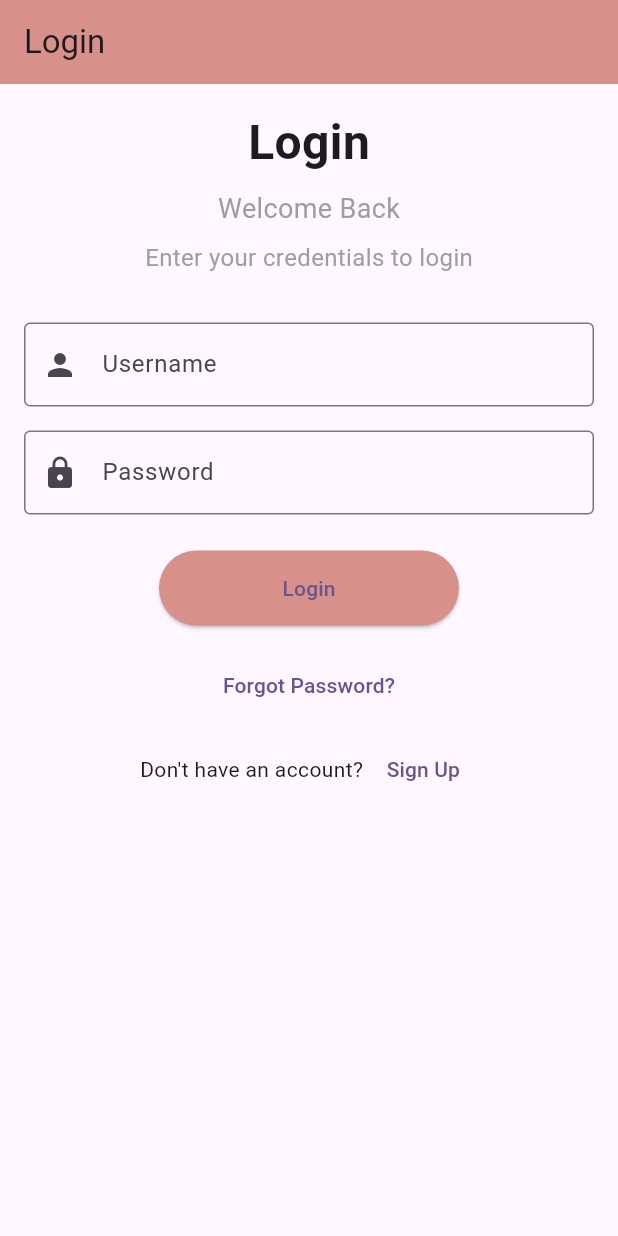
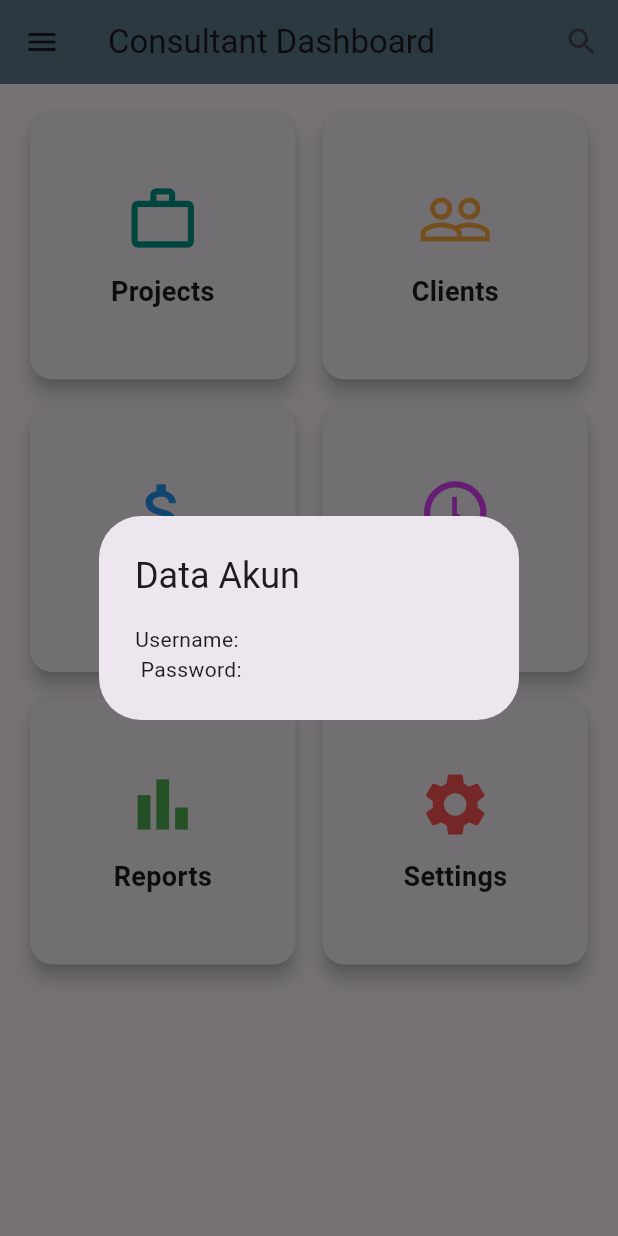
Before and after one commit to berlianardn/PEMROGRAMAN-3, a Flutter app: the screen it shows after launch, after a tap on "Login", on a phone screen of 412 x 824 dp. Run offline on Flutter 3.47's test engine with Material 3 defaults, Android fonts, the phone set to English and light mode, and no system bars.

Commit message:
menambahkan file beranda, dan merubah file login, main, sign up

```diff
--- /dev/null
+++ b/lib/beranda.dart
@@ -0,0 +1,383 @@
+import 'package:flutter/material.dart';
+
+void main() => runApp(MyApp());
+
+class MyApp extends StatelessWidget {
+  @override
+  Widget build(BuildContext context) {
+    return MaterialApp(
+      title: 'Contractor Consultant',
+      theme: ThemeData(
+        primarySwatch: Colors.blueGrey,
+      ),
+      home: HomePage(),
+    );
+  }
+}
+
+class HomePage extends StatelessWidget {
+  @override
+  Widget build(BuildContext context) {
+    return Scaffold(
+      appBar: AppBar(
+        title: Text('Consultant Dashboard'),
+        backgroundColor: Colors.blueGrey,
+        actions: <Widget>[
+          IconButton(
+            icon: Icon(Icons.search),
+            onPressed: () {
+              showSearch(context: context, delegate: CustomSearchDelegate());
+            },
+          ),
+        ],
+      ),
+      drawer: Drawer(
+        child: ListView(
+          padding: EdgeInsets.zero,
+          children: <Widget>[
+            DrawerHeader(
+              decoration: BoxDecoration(
+                color: Colors.blueGrey,
+              ),
+              child: Column(
+                mainAxisAlignment: MainAxisAlignment.center,
+                children: [
+                  CircleAvatar(
+                    radius: 40,
+                    backgroundImage: AssetImage('assets/profile.jpg'),
+                  ),
+                  SizedBox(height: 10),
+                  Text(
+                    'Berliana',
+                    style: TextStyle(color: Colors.white, fontSize: 18),
+                  ),
+                ],
+              ),
+            ),
+            ListTile(
+              leading: Icon(Icons.home),
+              title: Text('Dashboard'),
+              onTap: () {
+                Navigator.pop(context);
+                Navigator.push(context, MaterialPageRoute(builder: (context) => DashboardPage()));
+              },
+            ),
+            ListTile(
+              leading: Icon(Icons.work),
+              title: Text('Projects'),
+              onTap: () {
+                Navigator.pop(context);
+                Navigator.push(context, MaterialPageRoute(builder: (context) => ProjectsPage()));
+              },
+            ),
+            ListTile(
+              leading: Icon(Icons.person),
+              title: Text('Clients'),
+              onTap: () {
+                Navigator.pop(context);
+                Navigator.push(context, MaterialPageRoute(builder: (context) => ClientsPage()));
+              },
+            ),
+            ListTile(
+              leading: Icon(Icons.schedule),
+              title: Text('Schedule'),
+              onTap: () {
+                Navigator.pop(context);
+                Navigator.push(context, MaterialPageRoute(builder: (context) => SchedulePage()));
+              },
+            ),
+            ListTile(
+              leading: Icon(Icons.logout),
+              title: Text('Logout'),
+              onTap: () {
+                Navigator.pop(context);
+                // Tambahkan fungsi logout
+              },
+            ),
+          ],
+        ),
+      ),
+      body: Padding(
+        padding: const EdgeInsets.all(16.0),
+        child: GridView.count(
+          crossAxisCount: 2,
+          crossAxisSpacing: 10,
+          mainAxisSpacing: 10,
+          children: <Widget>[
+            _buildCard(
+              icon: Icons.work_outline,
+              title: 'Projects',
+              color: Colors.teal,
+              onTap: () {
+                Navigator.push(context, MaterialPageRoute(builder: (context) => ProjectsPage()));
+              },
+            ),
+            _buildCard(
+              icon: Icons.people_outline,
+              title: 'Clients',
+              color: Colors.orangeAccent,
+              onTap: () {
+                Navigator.push(context, MaterialPageRoute(builder: (context) => ClientsPage()));
+              },
+            ),
+            _buildCard(
+              icon: Icons.attach_money,
+              title: 'Invoices',
+              color: Colors.blue,
+              onTap: () {
+                Navigator.push(context, MaterialPageRoute(builder: (context) => InvoicesPage()));
+              },
+            ),
+            _buildCard(
+              icon: Icons.schedule,
+              title: 'Schedule',
+              color: Colors.purpleAccent,
+              onTap: () {
+                Navigator.push(context, MaterialPageRoute(builder: (context) => SchedulePage()));
+              },
+            ),
+            _buildCard(
+              icon: Icons.bar_chart,
+              title: 'Reports',
+              color: Colors.green,
+              onTap: () {
+                Navigator.push(context, MaterialPageRoute(builder: (context) => ReportsPage()));
+              },
+            ),
+            _buildCard(
+              icon: Icons.settings,
+              title: 'Settings',
+              color: Colors.redAccent,
+              onTap: () {
+                Navigator.push(context, MaterialPageRoute(builder: (context) => SettingsPage()));
+              },
+            ),
+          ],
+        ),
+      ),
+    );
+  }
+
+  Widget _buildCard({IconData? icon, String? title, Color? color, required VoidCallback onTap}) => Card(
+    elevation: 5,
+    shape: RoundedRectangleBorder(
+      borderRadius: BorderRadius.circular(15),
+    ),
+    child: InkWell(
+      onTap: onTap,
+      child: Column(
+        mainAxisAlignment: MainAxisAlignment.center,
+        children: <Widget>[
+          Icon(icon, size: 50, color: color),
+          SizedBox(height: 10),
+          Text(
+            title!,
+            style: TextStyle(fontSize: 18, fontWeight: FontWeight.bold),
+          ),
+        ],
+      ),
+    ),
+  );
+}
+
+// Search Delegate
+class CustomSearchDelegate extends SearchDelegate {
+  @override
+  List<Widget>? buildActions(BuildContext context) {
+    return [
+      IconButton(
+        icon: Icon(Icons.clear),
+        onPressed: () {
+          query = '';
+        },
+      ),
+    ];
+  }
+
+  @override
+  Widget? buildLeading(BuildContext context) {
+    return IconButton(
+      icon: Icon(Icons.arrow_back),
+      onPressed: () {
+        close(context, null);
+      },
+    );
+  }
+
+  @override
+  Widget buildResults(BuildContext context) {
+    return Center(
+      child: Text('Results for "$query"'),
+    );
+  }
+
+  @override
+  Widget buildSuggestions(BuildContext context) {
+    return Center(
+      child: Text('Search for projects, clients, or reports'),
+    );
+  }
+}
+
+// Dummy pages for each menu
+class DashboardPage extends StatelessWidget {
+  @override
+  Widget build(BuildContext context) {
+    return Scaffold(
+      appBar: AppBar(title: Text('Dashboard')),
+      body: Center(child: Text('Overview of projects, clients, and reports')),
+    );
+  }
+}
+
+class ProjectsPage extends StatelessWidget {
+  @override
+  Widget build(BuildContext context) {
+    return Scaffold(
+      appBar: AppBar(title: Text('Projects')),
+      body: ListView(
+        padding: EdgeInsets.all(16.0),
+        children: [
+          ListTile(
+            leading: Icon(Icons.business),
+            title: Text('Project A'),
+            subtitle: Text('Client: ABC Construction\nStatus: Ongoing'),
+            trailing: Icon(Icons.arrow_forward),
+            onTap: () {
+              // Navigasi ke detail proyek
+            },
+          ),
+          ListTile(
+            leading: Icon(Icons.business),
+            title: Text('Project B'),
+            subtitle: Text('Client: XYZ Engineering\nStatus: Completed'),
+            trailing: Icon(Icons.arrow_forward),
+            onTap: () {
+              // Navigasi ke detail proyek
+            },
+          ),
+        ],
+      ),
+    );
+  }
+}
+
+class ClientsPage extends StatelessWidget {
+  @override
+  Widget build(BuildContext context) {
+    return Scaffold(
+      appBar: AppBar(title: Text('Clients')),
+      body: ListView(
+        padding: EdgeInsets.all(16.0),
+        children: [
+          ListTile(
+            leading: Icon(Icons.person),
+            title: Text('ABC Construction'),
+            subtitle: Text('Contact: John Doe\nPhone: +62 8123456789'),
+            trailing: Icon(Icons.arrow_forward),
+            onTap: () {
+              // Navigasi ke detail klien
+            },
+          ),
+          ListTile(
+            leading: Icon(Icons.person),
+            title: Text('XYZ Engineering'),
+            subtitle: Text('Contact: Jane Smith\nPhone: +62 8129876543'),
+            trailing: Icon(Icons.arrow_forward),
+            onTap: () {
+              // Navigasi ke detail klien
+            },
+          ),
+        ],
+      ),
+    );
+  }
+}
+
+class SchedulePage extends StatelessWidget {
+  @override
+  Widget build(BuildContext context) {
+    return Scaffold(
+      appBar: AppBar(title: Text('Schedule')),
+      body: ListView(
+        padding: EdgeInsets.all(16.0),
+        children: [
+          ListTile(
+            leading: Icon(Icons.event),
+            title: Text('Site Visit - Project A'),
+            subtitle: Text('Date: 12 Oct 2024\nTime: 09:00 AM'),
+            trailing: Icon(Icons.arrow_forward),
+            onTap: () {
+              // Detail jadwal
+            },
+          ),
+          ListTile(
+            leading: Icon(Icons.event),
+            title: Text('Client Meeting - XYZ Engineering'),
+            subtitle: Text('Date: 15 Oct 2024\nTime: 02:00 PM'),
+            trailing: Icon(Icons.arrow_forward),
+            onTap: () {
+              // Detail jadwal
+            },
+          ),
+        ],
+      ),
+    );
+  }
+}
+
+class InvoicesPage extends StatelessWidget {
+  @override
+  Widget build(BuildContext context) {
+    return Scaffold(
+      appBar: AppBar(title: Text('Invoices')),
+      body: ListView(
+        padding: EdgeInsets.all(16.0),
+        children: [
+          ListTile(
+            leading: Icon(Icons.attach_money),
+            title: Text('Invoice #001'),
+            subtitle: Text('Client: ABC Construction\nAmount: \$10,000'),
+            trailing: Icon(Icons.arrow_forward),
+            onTap: () {
+              // Detail invoice
+            },
+          ),
+          ListTile(
+            leading: Icon(Icons.attach_money),
+            title: Text('Invoice #002'),
+            subtitle: Text('Client: XYZ Engineering\nAmount: \$15,000'),
+            trailing: Icon(Icons.arrow_forward),
+            onTap: () {
+              // Detail invoice
+            },
+          ),
+        ],
+      ),
+    );
+  }
+}
+
+class ReportsPage extends StatelessWidget {
+  @override
+  Widget build(BuildContext context) {
+    return Scaffold(
+      appBar: AppBar(title: Text('Reports')),
+      body: Center(
+        child: Text('Monthly and annual reports available here.'),
+      ),
+    );
+  }
+}
+
+class SettingsPage extends StatelessWidget {
+  @override
+  Widget build(BuildContext context) {
+    return Scaffold(
+      appBar: AppBar(title: Text('Settings')),
+      body: Center(
+        child: Text('Adjust your preferences here.'),
+      ),
+    );
+  }
+}
--- a/lib/login.dart
+++ b/lib/login.dart
@@ -1,15 +1,40 @@
 import 'package:flutter/material.dart';
+import 'package:flutter_application_1/beranda.dart';
 import 'signup.dart'; // Import halaman SignUpPage
 
-class LoginPage extends StatelessWidget {
+class LoginPage extends StatefulWidget {
   const LoginPage({super.key});
+
+  @override
+  State<LoginPage> createState() => _LoginPageState();
+}
+
+class _LoginPageState extends State<LoginPage> {
+  final TextEditingController _usernameController = TextEditingController();
+  final TextEditingController _passwordController = TextEditingController();
+
+  void_tampil(){
+    String username = _usernameController.text;
+    String pass = _passwordController.text;
+
+    Navigator.push(
+    context, MaterialPageRoute(builder: (context) => HomePage()),
+    );
+
+    showDialog(context: context, builder: (context){
+      return AlertDialog(
+        title: Text("Data Akun"),
+        content: Text("Username: $username\n Password: $pass"),
+      );
+    });
+  }
 
   @override
   Widget build(BuildContext context) {
     return Scaffold(
       appBar: AppBar(
         title: const Text("Login"),
-        backgroundColor: const Color.fromARGB(255, 216, 144, 139),
+        backgroundColor: Colors.blueGrey,
       ),
       body: Padding(
         padding: const EdgeInsets.all(16.0),
@@ -48,8 +73,9 @@ class LoginPage extends StatelessWidget {
             const SizedBox(height: 32),
 
             // TextField untuk Username
-            const TextField(
-              decoration: InputDecoration(
+            TextField(
+              controller: _usernameController,
+              decoration: const InputDecoration(
                 prefixIcon: Icon(Icons.person),
                 labelText: 'Username',
                 hintText: 'Masukkan Username Anda',
@@ -59,9 +85,10 @@ class LoginPage extends StatelessWidget {
             const SizedBox(height: 16),
 
             // TextField untuk Password
-            const TextField(
+            TextField(
+              controller: _passwordController,
               obscureText: true,
-              decoration: InputDecoration(
+              decoration: const InputDecoration(
                 prefixIcon: Icon(Icons.lock),
                 labelText: 'Password',
                 hintText: 'Masukkan Password Anda',
@@ -74,12 +101,12 @@ class LoginPage extends StatelessWidget {
             Center(
               child: ElevatedButton(
                 onPressed: () {
-                  // Aksi ketika tombol login ditekan
+                void_tampil();
                 },
                 child: const Text('Login'),
                 style: ElevatedButton.styleFrom(
                   minimumSize: const Size(200, 50), // Mengatur ukuran tombol
-                  backgroundColor: const Color.fromARGB(255, 216, 144, 139),
+                  backgroundColor: Colors.blueGrey,
                 ),
               ),
             ),
```
Also changed, not shown: lib/signup.dart (+37 -9 lines).
